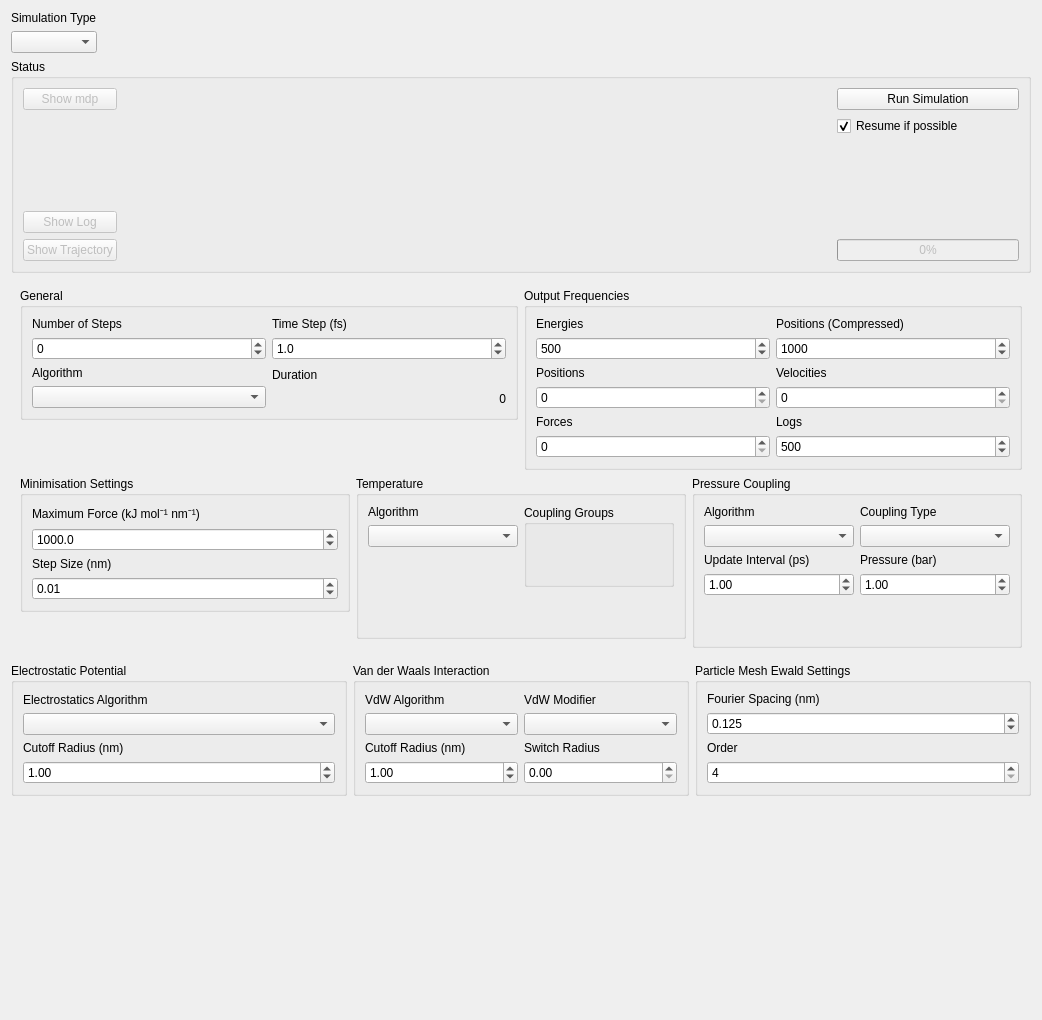
First picture: the form in ui/simulationsetupform.ui, repository breuerss/gromacs-ui, before the edit.
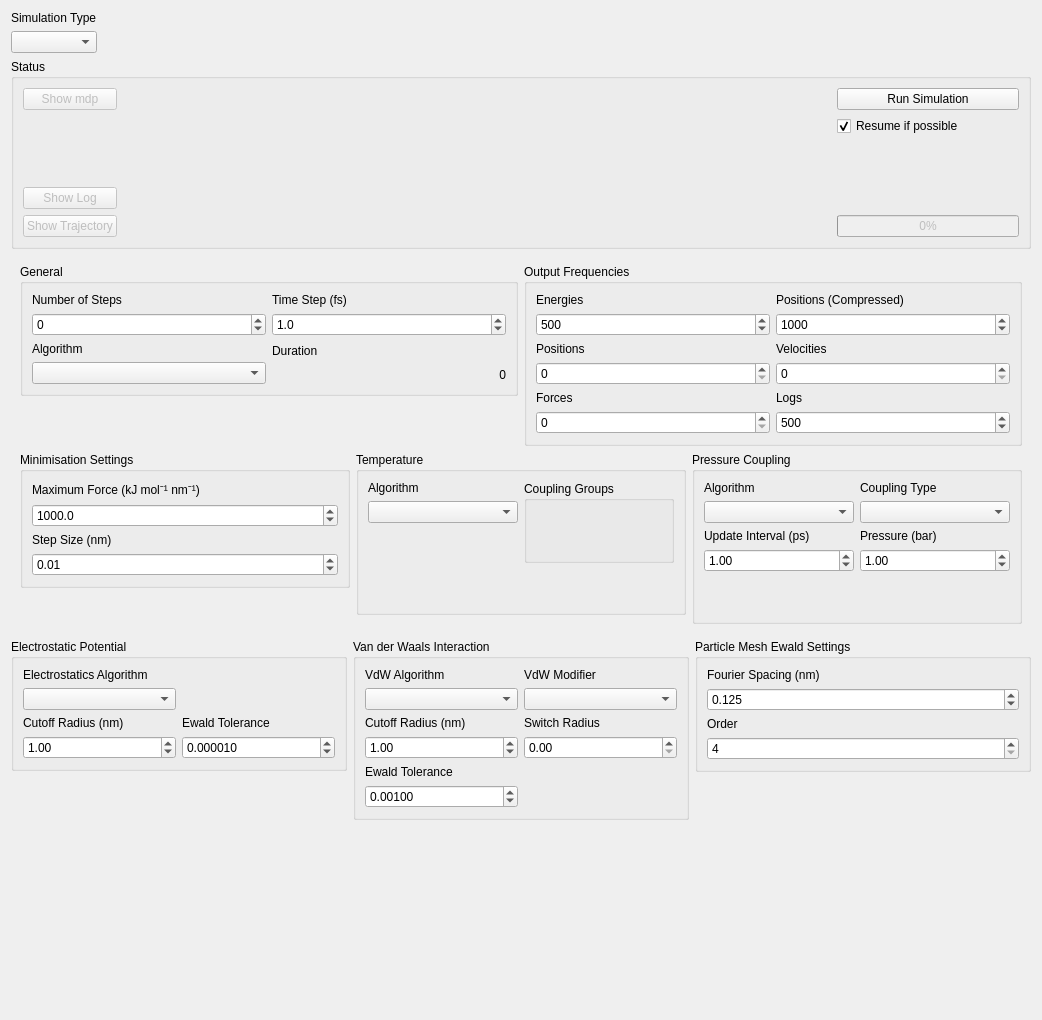
Second picture: the form after the edit. Icons and pictures are not drawn.

Commit message: feature: add Ewald options for VdW and Electrostatics

What changed in the file:
```diff
--- a/ui/simulationsetupform.ui
+++ b/ui/simulationsetupform.ui
@@ -713,7 +713,7 @@
    </item>
    <item>
     <layout class="QHBoxLayout" name="horizontalLayout">
-     <item>
+     <item alignment="Qt::AlignTop">
       <widget class="QGroupBox" name="electrostaticsGroup">
        <property name="title">
         <string>Electrostatic Potential</string>
@@ -760,6 +760,27 @@
           </item>
          </layout>
         </item>
+        <item row="1" column="1">
+         <layout class="QVBoxLayout" name="verticalLayout_32">
+          <item>
+           <widget class="QLabel" name="electrostaticEwaldRtolLabel">
+            <property name="text">
+             <string>Ewald Tolerance</string>
+            </property>
+           </widget>
+          </item>
+          <item>
+           <widget class="QDoubleSpinBox" name="electrostaticEwaldRtol">
+            <property name="decimals">
+             <number>6</number>
+            </property>
+            <property name="value">
+             <double>0.000010000000000</double>
+            </property>
+           </widget>
+          </item>
+         </layout>
+        </item>
        </layout>
       </widget>
      </item>
@@ -770,8 +791,6 @@
        </property>
        <layout class="QGridLayout" name="gridLayout_5">
         <item row="0" column="0">
-         <layout class="QHBoxLayout" name="horizontalLayout_4">
-          <item>
            <layout class="QVBoxLayout" name="verticalLayout_17">
             <item>
              <widget class="QLabel" name="vdwAlgorithmLabel">
@@ -788,7 +807,7 @@
             </item>
            </layout>
           </item>
-          <item>
+        <item row="0" column="1">
            <layout class="QVBoxLayout" name="verticalLayout_21">
             <item>
              <widget class="QLabel" name="vdwModifierLabel">
@@ -805,11 +824,7 @@
             </item>
            </layout>
           </item>
-         </layout>
-        </item>
         <item row="1" column="0">
-         <layout class="QHBoxLayout" name="horizontalLayout_8">
-          <item>
            <layout class="QVBoxLayout" name="verticalLayout_16">
             <item>
              <widget class="QLabel" name="vdwCutoffRadiusLabel">
@@ -833,7 +848,7 @@
             </item>
            </layout>
           </item>
-          <item>
+        <item row="1" column="1">
            <layout class="QVBoxLayout" name="verticalLayout_26">
             <item>
              <widget class="QLabel" name="vdwSwitchRadiusLabel">
@@ -850,12 +865,31 @@
             </item>
            </layout>
           </item>
+        <item row="2" column="0">
+         <layout class="QVBoxLayout" name="verticalLayout_33">
+          <item>
+           <widget class="QLabel" name="vdwEwaldRtolLabel">
+            <property name="text">
+             <string>Ewald Tolerance</string>
+            </property>
+           </widget>
+          </item>
+          <item>
+           <widget class="QDoubleSpinBox" name="vdwEwaldRtol">
+            <property name="decimals">
+             <number>5</number>
+            </property>
+            <property name="value">
+             <double>0.001000000000000</double>
+            </property>
+           </widget>
+          </item>
          </layout>
         </item>
        </layout>
       </widget>
      </item>
-     <item>
+     <item alignment="Qt::AlignTop">
       <widget class="QGroupBox" name="pmeSettingsGroup">
        <property name="title">
         <string>Particle Mesh Ewald Settings</string>
```
Lines whose indentation alone changed are shown as unchanged. The commit also changes 3 other files.
